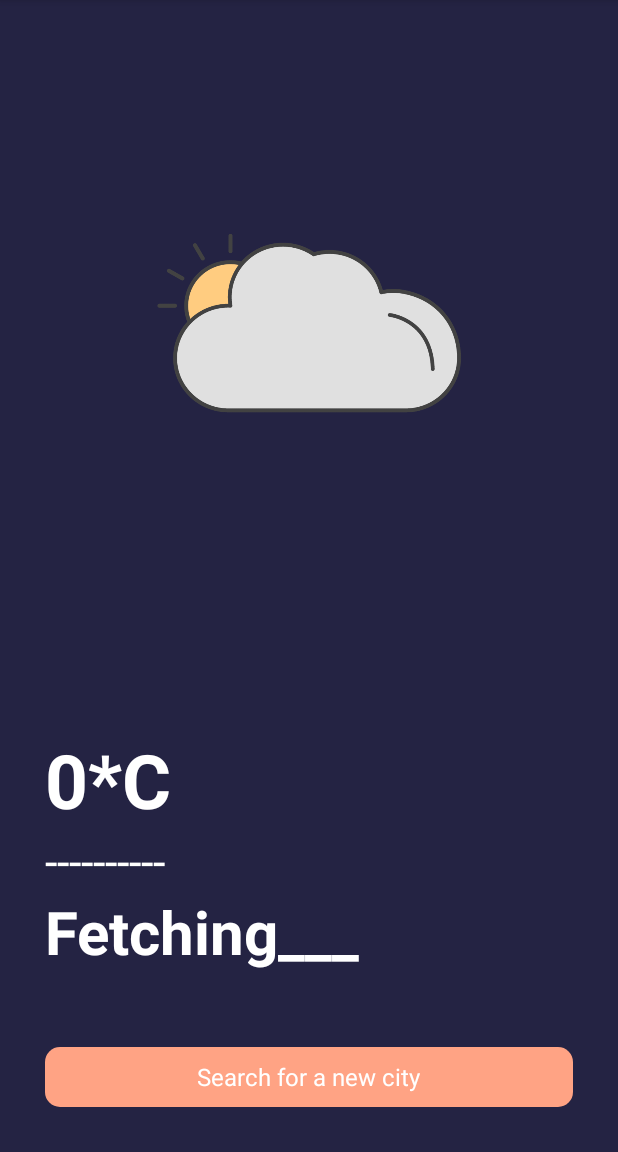
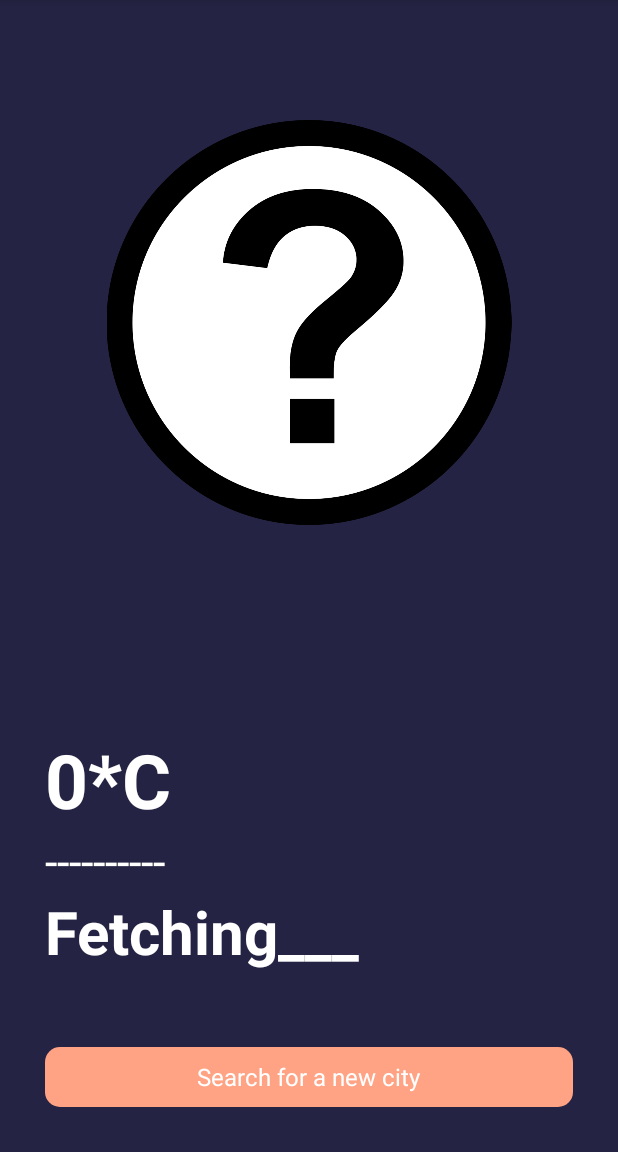
Before and after one commit to moiraleon/weather-app, an Android app: the screen it shows after launch (MainActivity), on a phone screen of 412 x 824 dp, the part 84-1236 px from its top. Run offline under Robolectric (Android 15) with nearby library versions, the phone set to English and light mode, and no system bars.

Commit message:
icons added

```diff
--- a/app/src/main/res/layout/activity_main.xml
+++ b/app/src/main/res/layout/activity_main.xml
@@ -11,7 +11,7 @@
         android:layout_width="match_parent"
         android:layout_height="270dp"
         android:id="@+id/weatherIcon"
-        android:src="@drawable/cloudy"
+        android:src="@drawable/question"
         android:layout_marginTop="80dp">
 
     </ImageView>
```
Also changed, not shown: app/src/main/res/drawable-v24/fog.png (added), app/src/main/res/drawable-v24/overcast.png (added), app/src/main/res/drawable-v24/question.png (added), app/src/main/res/drawable-v24/rain.png (added), app/src/main/res/drawable-v24/snow.png (added), app/src/main/res/drawable-v24/sun.png (added), app/src/main/res/drawable-v24/thunderstorm.png (added).
